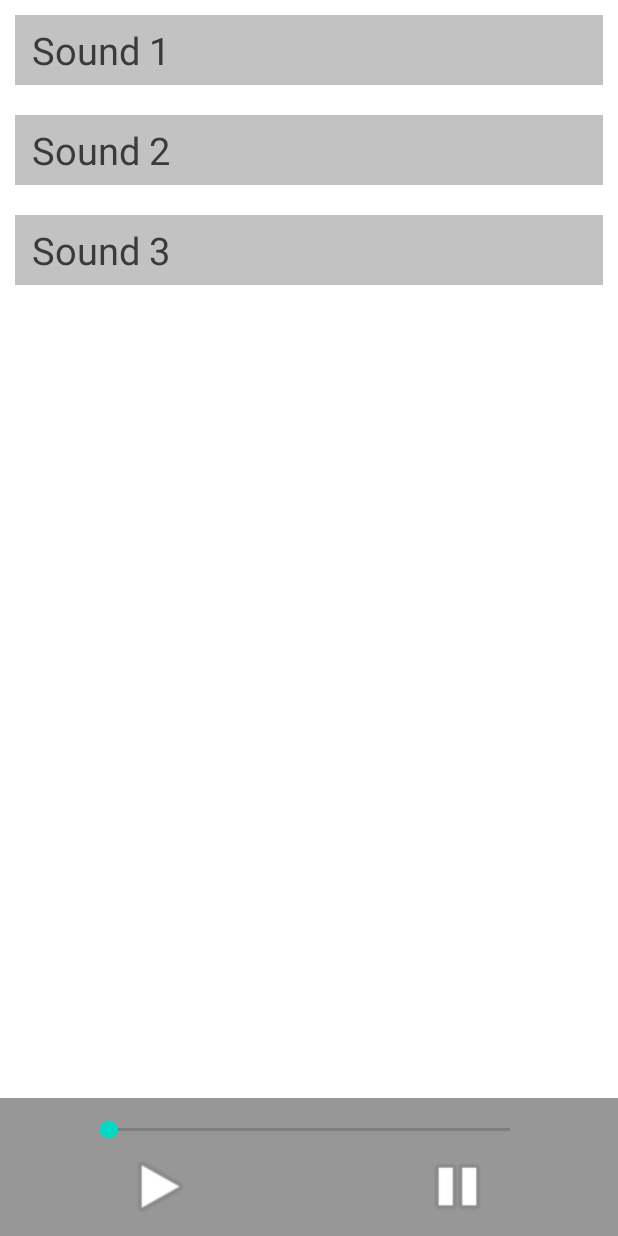
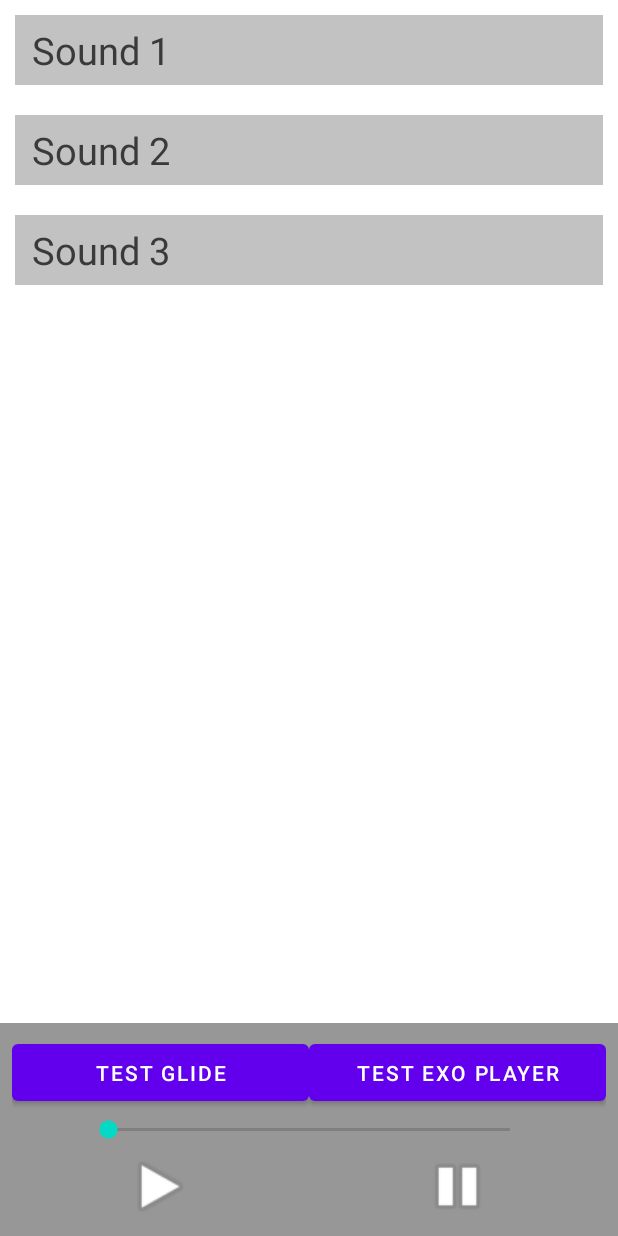
Before and after one commit to VladyslavBakumenko/Multimedia, an Android app: the screen it shows after launch (MainActivity), on a phone screen of 412 x 824 dp. Run offline under Robolectric (Android 15) with nearby library versions, the phone set to English and light mode, and no system bars; our stand-ins replace Dagger/Hilt's generated code.

Commit message:
research of ExoPlayer functionality

```diff
--- a/app/src/main/AndroidManifest.xml
+++ b/app/src/main/AndroidManifest.xml
@@ -24,6 +24,8 @@
         </activity>
 
         <activity android:name=".presentation.exoPlayerActivity.ExoPlayerActivity"/>
+        <activity android:name=".presentation.glideActivity.GlideActivity"/>
+
     </application>
 
 </manifest>
--- a/app/src/main/java/com/example/multimedia/presentation/exoPlayerActivity/ExoPlayerActivity.kt
+++ b/app/src/main/java/com/example/multimedia/presentation/exoPlayerActivity/ExoPlayerActivity.kt
@@ -3,6 +3,7 @@ package com.example.multimedia.presentation.exoPlayerActivity
 import android.os.Bundle
 import androidx.appcompat.app.AppCompatActivity
 import com.example.multimedia.databinding.ActivityExoPlayerBinding
+import com.google.android.exoplayer2.ui.StyledPlayerControlView
 import dagger.hilt.android.AndroidEntryPoint
 
 @AndroidEntryPoint
--- a/app/src/main/java/com/example/multimedia/presentation/mediaPlayerActivity/MainActivity.kt
+++ b/app/src/main/java/com/example/multimedia/presentation/mediaPlayerActivity/MainActivity.kt
@@ -10,6 +10,7 @@ import androidx.recyclerview.widget.LinearLayoutManager
 import com.example.multimedia.data.SoundModel
 import com.example.multimedia.databinding.ActivityMainBinding
 import com.example.multimedia.presentation.exoPlayerActivity.ExoPlayerActivity
+import com.example.multimedia.presentation.glideActivity.GlideActivity
 import com.example.multimedia.presentation.soundRecyclerView.SoundRecyclerViewAdapter
 import dagger.hilt.android.AndroidEntryPoint
 import kotlinx.coroutines.*
@@ -33,10 +34,16 @@ class MainActivity : AppCompatActivity() {
         recyclerViewClickListener()
         buttonsClickListeners()
 
-        if(savedInstanceState != null) {
-            if(savedInstanceState.getBoolean(IS_PLAY_BEFORE)) viewModel.currentSound.value?.start()
+        if (savedInstanceState != null) {
+            if (savedInstanceState.getBoolean(IS_PLAY_BEFORE)) viewModel.currentSound.value?.start()
             viewModel.currentSound.value?.seekTo(savedInstanceState.getInt(SEEK_TIME))
+            Log.d("fdff", savedInstanceState.getInt(SEEK_TIME).toString())
         }
+
+
+        viewModel.currentSound.observe(this, Observer {
+            Log.d("fdfggdfg", it.currentPosition.toString())
+        })
     }
 
     private fun setRecyclerView() {
@@ -58,7 +65,7 @@ class MainActivity : AppCompatActivity() {
             }
     }
 
-   private fun resetSeekBar() {
+    private fun resetSeekBar() {
         coroutineScope.launch {
             while (true) {
                 binding.seekbar.max = viewModel.currentSound.value?.duration ?: 0
@@ -82,18 +89,25 @@ class MainActivity : AppCompatActivity() {
 
     private fun buttonsClickListeners() {
         binding.playSong.setOnClickListener {
-          // viewModel.currentSound.value?.start()
-            startActivity(Intent(this, ExoPlayerActivity::class.java))
+            viewModel.currentSound.value?.start()
         }
 
         binding.pause.setOnClickListener {
             viewModel.currentSound.value?.pause()
         }
+
+        binding.testExoPlayerActivity.setOnClickListener {
+            startActivity(Intent(this, ExoPlayerActivity::class.java))
+        }
+
+        binding.testGlideActivity.setOnClickListener {
+            startActivity(Intent(this, GlideActivity::class.java))
+        }
     }
 
     override fun onSaveInstanceState(outState: Bundle) {
         super.onSaveInstanceState(outState)
-        outState.putInt(SEEK_TIME, viewModel.currentSound.value?.currentPosition ?: 0)
+        outState.putInt(SEEK_TIME, viewModel.currentSound.value?.currentPosition ?: 228)
         outState.putBoolean(IS_PLAY_BEFORE, viewModel.currentSound.value?.isPlaying ?: false)
     }
 
@@ -107,6 +121,5 @@ class MainActivity : AppCompatActivity() {
     companion object {
         private const val SEEK_TIME = "seek_time"
         private const val IS_PLAY_BEFORE = "is_play_before"
-        private const val MEDIA_ITEM = "media_item"
     }
 }
--- a/app/src/main/java/com/example/multimedia/presentation/mediaPlayerActivity/MainViewModel.kt
+++ b/app/src/main/java/com/example/multimedia/presentation/mediaPlayerActivity/MainViewModel.kt
@@ -20,6 +20,8 @@ class MainViewModel @Inject constructor(private val application: Application) :
         get() = _currentSound
 
     private val _previousSound = MutableLiveData<MediaPlayer>()
+    val previousSound: LiveData<MediaPlayer>
+        get() = _previousSound
 
     fun getSoundList(): List<SoundModel> {
         val soundList = mutableListOf<SoundModel>()
--- a/app/src/main/res/layout/activity_main.xml
+++ b/app/src/main/res/layout/activity_main.xml
@@ -1,4 +1,5 @@
 <?xml version="1.0" encoding="utf-8"?>
+
 <LinearLayout xmlns:android="http://schemas.android.com/apk/res/android"
     xmlns:app="http://schemas.android.com/apk/res-auto"
     xmlns:tools="http://schemas.android.com/tools"
@@ -6,6 +7,7 @@
     android:layout_height="match_parent"
     android:layout_weight="7"
     android:orientation="vertical">
+
 
     <androidx.recyclerview.widget.RecyclerView
         android:id="@+id/recyclerView"
@@ -21,6 +23,30 @@
         android:orientation="vertical"
         android:padding="8dp"
         app:layout_constraintBottom_toBottomOf="parent">
+
+        <LinearLayout
+            android:layout_width="match_parent"
+            android:layout_height="match_parent"
+            android:layout_weight="6"
+            android:orientation="horizontal">
+
+            <Button
+                android:id="@+id/test_glide_activity"
+                android:layout_width="50dp"
+                android:layout_height="50dp"
+                android:layout_weight="1"
+                android:text="Test glide" />
+
+            <Button
+                android:id="@+id/test_exo_player_activity"
+                android:layout_width="50dp"
+                android:layout_height="50dp"
+                android:layout_weight="1"
+                android:text="Test exo player" />
+
+
+        </LinearLayout>
+
 
         <SeekBar
             android:id="@+id/seekbar"
@@ -58,5 +84,8 @@
                 android:layout_weight="1"
                 app:srcCompat="@android:drawable/ic_media_pause" />
         </LinearLayout>
+
     </LinearLayout>
+
+
 </LinearLayout>
```
Also changed, not shown: app/build.gradle (+7 -4 lines), app/src/main/java/com/example/multimedia/presentation/exoPlayerActivity/ExoPlayerViewModel.kt (+37 -12 lines), app/src/main/java/com/example/multimedia/presentation/glideActivity/GlideActivity.kt (added, +23 -0 lines), app/src/main/res/layout/activity_glide.xml (added, +30 -0 lines).
